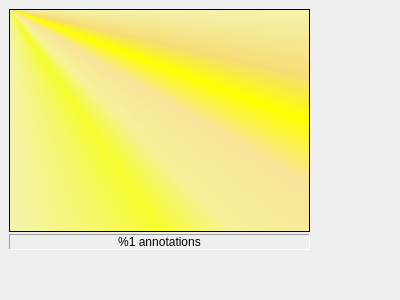
This is AnnoTool/src/uiStuff/forms/AnnoListWidget.ui in basileios-anastasatos/AnnoTool as Qt 5 draws it before an edit. The edited form follows.
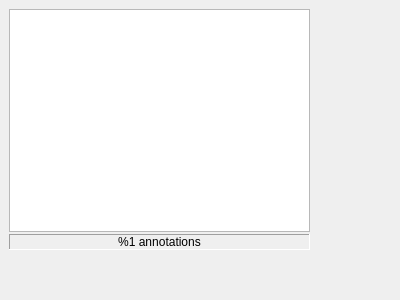
This is the edited form.

Diff of the .ui file:
```diff
--- a/AnnoTool/src/uiStuff/forms/AnnoListWidget.ui
+++ b/AnnoTool/src/uiStuff/forms/AnnoListWidget.ui
@@ -33,9 +33,6 @@
    <property name="frameShadow">
     <enum>QFrame::Plain</enum>
    </property>
-   <property name="lineWidth">
-    <number>0</number>
-   </property>
    <layout class="QGridLayout">
     <property name="margin">
      <number>0</number>
@@ -50,9 +47,6 @@
       </property>
       <item>
        <widget class="QTreeView" name="trAnnoList">
-        <property name="styleSheet">
-         <string notr="true">color: rgb(0, 0, 127); background-color: qconicalgradient(cx:0, cy:0, angle:135, stop:0 rgba(255, 255, 0, 69), stop:0.375 rgba(255, 255, 0, 69), stop:0.423533 rgba(251, 255, 0, 145), stop:0.45 rgba(247, 255, 0, 208), stop:0.477581 rgba(255, 244, 71, 130), stop:0.518717 rgba(255, 218, 71, 130), stop:0.55 rgba(255, 255, 0, 255), stop:0.57754 rgba(255, 203, 0, 130), stop:0.625 rgba(255, 255, 0, 69), stop:1 rgba(255, 255, 0, 69)); selection-color: rgb(255, 255, 0); selection-background-color: rgb(85, 0, 255);</string>
-        </property>
         <property name="editTriggers">
          <set>QAbstractItemView::NoEditTriggers</set>
         </property>
```
